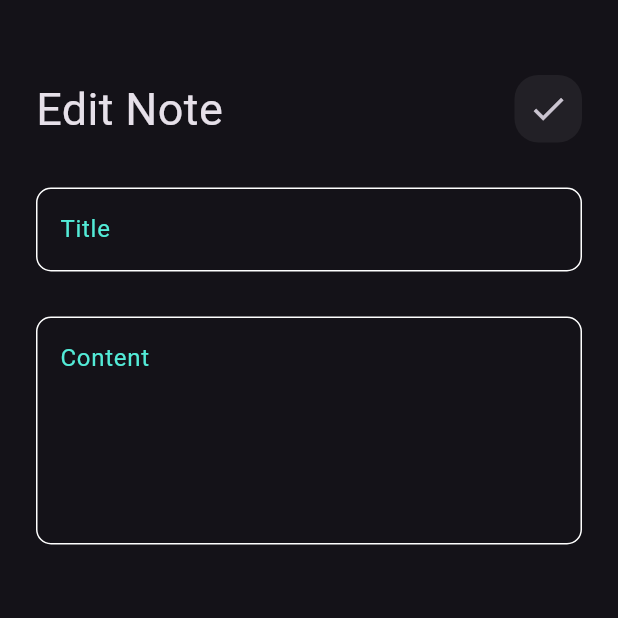
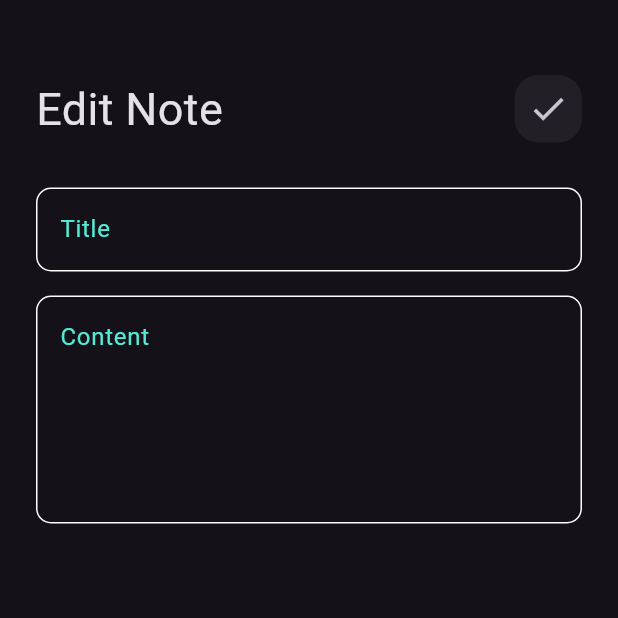
Before and after one commit to zyaddmostafa/note_app, a Flutter app: the Editnoteview screen opened directly, on a phone screen of 412 x 824 dp, the top half of it. Run offline on Flutter 3.47's test engine with Material 3 defaults, Android fonts, the phone set to English and light mode, and no system bars; Roboto replaces fonts that are missing (assets/font/Poppins-Regular.ttf).

```diff
--- a/lib/widgets/editnoteviewbody.dart
+++ b/lib/widgets/editnoteviewbody.dart
@@ -23,7 +23,7 @@ class Editnoteviewbody extends StatelessWidget {
           ),
           Customtextfield(hint: 'Title'),
           SizedBox(
-            height: 30,
+            height: 16,
           ),
           Customtextfield(
             hint: 'Content',
```
Also changed, not shown: lib/model/noteviewmodel.dart (added, +14 -0 lines).
